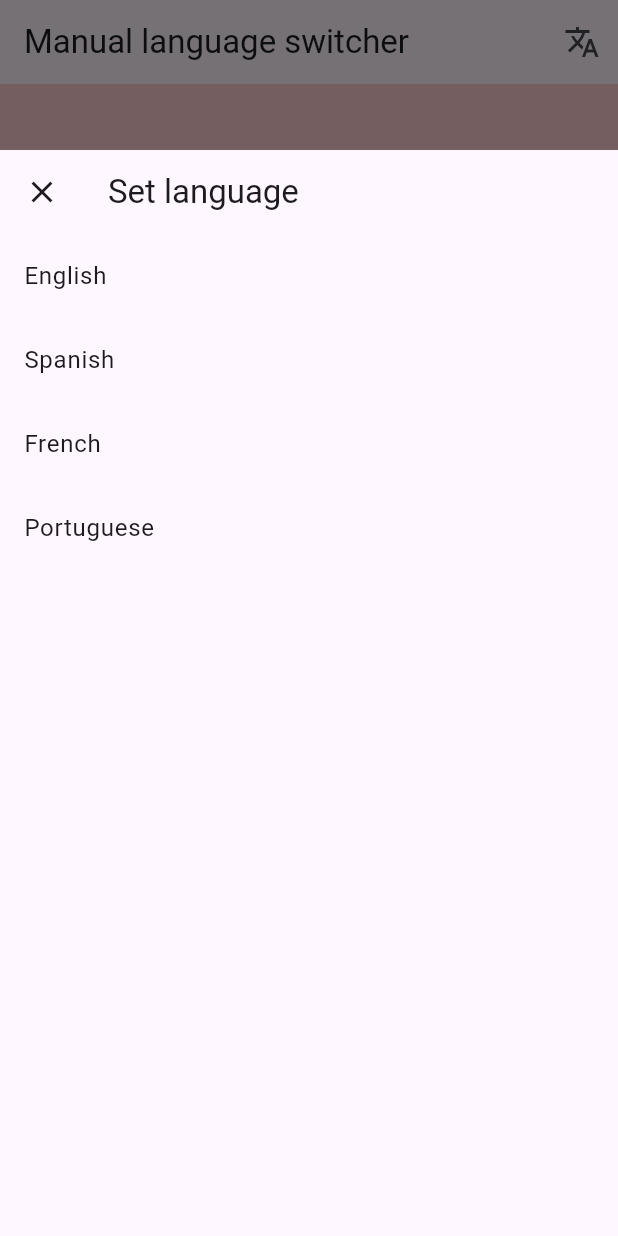
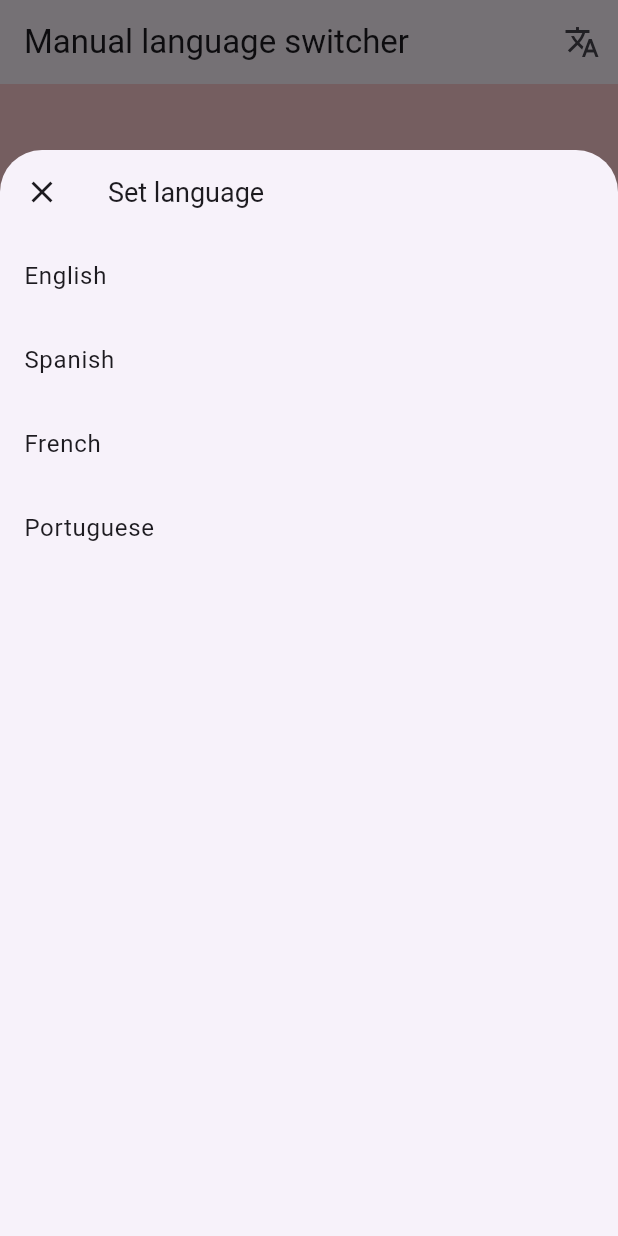
Before and after one commit to carllosnc/lng, a Flutter app: the screen it shows after launch, after a tap on the "translate" icon, on a phone screen of 412 x 824 dp. Run offline on Flutter 3.47's test engine with Material 3 defaults, Android fonts, the phone set to English and light mode, and no system bars; our stand-ins replace shared_preferences.

Commit message:
Adding comments

```diff
--- a/lib/lng_core.dart
+++ b/lib/lng_core.dart
@@ -9,8 +9,10 @@ class _LngCore {
   }) async {
     prefs = await SharedPreferences.getInstance();
 
+    /// get the current language from the shared preferences
     final String? lang = prefs.getString('lang');
 
+    /// if the language is not set, set the default language
     lng.setLanguage(lang ?? defaultLang);
   }
 }
--- a/lib/lng_page.dart
+++ b/lib/lng_page.dart
@@ -1,20 +1,47 @@
 import 'package:flutter/material.dart';
 import './lng_notifier.dart';
 
+/// Opens a modal bottom sheet to select a language.
+/// The modal bottom sheet is closed when the user selects a language.
 openLng({
+  ///[context] The context to open the modal bottom sheet in.
   required BuildContext context,
+
+  ///[title] The title of the modal bottom sheet.
   String title = 'Set Language',
+
+  ///[titleStyle] The style of the title of the modal bottom sheet.
+  TextStyle? titleStyle = const TextStyle(
+    fontSize: 18,
+  ),
+
+  ///[backgroundColor] The background color of the modal bottom sheet.
+  Color? backgroundColor,
 }) {
   showModalBottomSheet(
     isScrollControlled: true,
     context: context,
+    backgroundColor: backgroundColor,
     builder: (context) {
-      return SizedBox(
+      return Container(
+        key: const Key('lng_container'),
+        clipBehavior: Clip.hardEdge,
+        decoration: BoxDecoration(
+          borderRadius: BorderRadius.circular(18),
+        ),
         height: MediaQuery.of(context).size.height - 100,
         child: Scaffold(
+          key: const Key('lng_scaffold'),
+          backgroundColor: Colors.transparent,
           appBar: AppBar(
-            title: Text(title),
+            key: const Key('lng_appbar'),
+            backgroundColor: Colors.transparent,
+            title: Text(
+              title,
+              style: titleStyle,
+            ),
             leading: IconButton(
+              key: const Key('lng_appbar_close'),
               icon: const Icon(Icons.close),
               onPressed: () {
                 Navigator.of(context).pop();
@@ -22,10 +49,14 @@ openLng({
             ),
           ),
           body: ListView.builder(
+            key: const Key('lng_listview'),
             itemCount: lng.labels.length,
             itemBuilder: (context, index) {
               return ListTile(
-                title: Text(lng.get(lng.labels.keys.toList()[index])),
+                key: Key('lng_listview_item_${lng.labels.keys.toList()[index]}'),
+                title: Text(
+                  lng.get(lng.labels.keys.toList()[index]),
+                ),
                 onTap: () {
                   lng.setLanguage(
                     lng.labels.keys.toList()[index],
```
Also changed, not shown: lib/lng_notifier.dart (+8 -0 lines).
